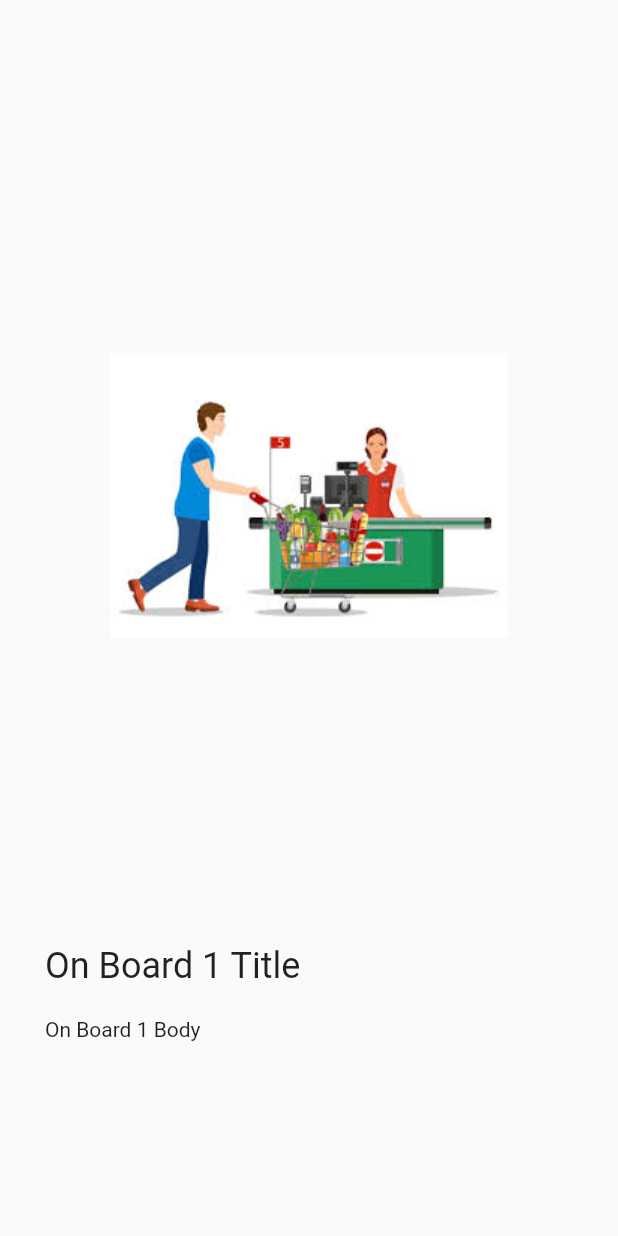
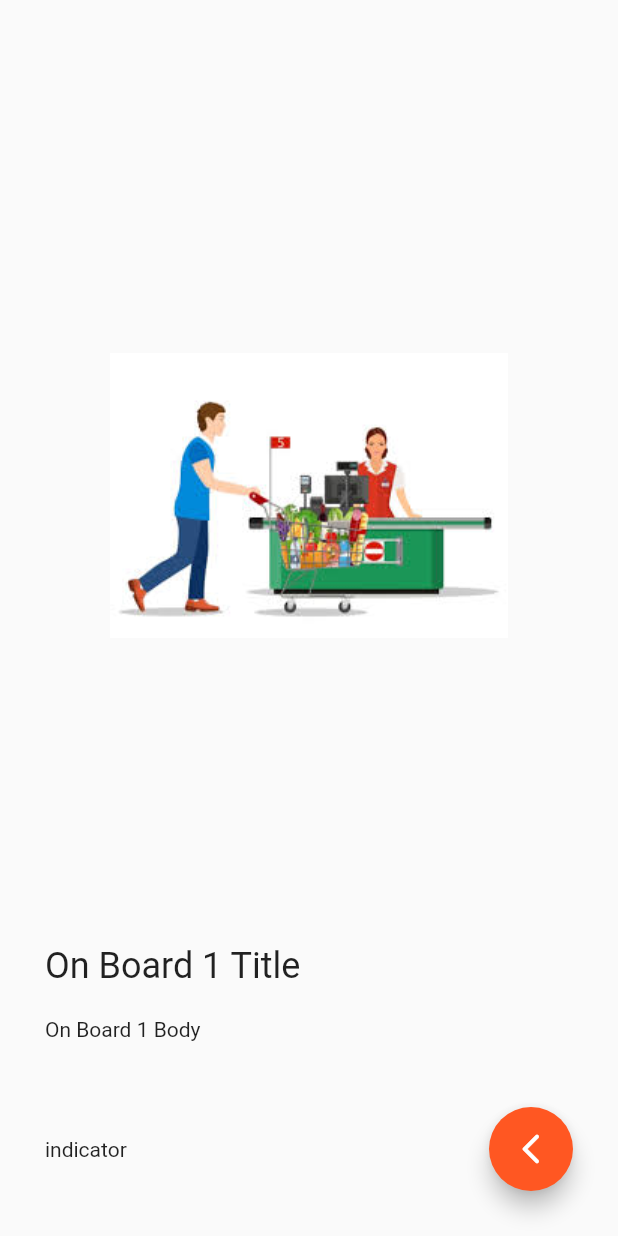
Before and after one commit to MomenAlbash/shopApp, a Flutter app: the screen it shows after launch, on a phone screen of 412 x 824 dp. Run offline on Flutter 3.47's test engine with Material 2 defaults, Android fonts, the phone set to English and light mode, and no system bars.

```diff
--- a/lib/views/onBoardingView.dart
+++ b/lib/views/onBoardingView.dart
@@ -7,9 +7,31 @@ class onBoardingView extends StatelessWidget {
   @override
   Widget build(BuildContext context) {
     return Scaffold(
-      body: PageView.builder(
-        itemCount: 3,
-          itemBuilder:(context, index) => onBoardBodyWidget(),
+      body: Padding(
+        padding: const EdgeInsets.all(30.0),
+        child: Column(
+          children: [
+            Expanded(
+              child: PageView.builder(
+                itemCount: 3,
+                itemBuilder: (context, index) => onBoardBodyWidget(),
+              ),
+            ),
+            Row(
+              children: [
+                const Text(
+                  'indicator',
+                ),
+                Spacer(),
+                FloatingActionButton(
+                  backgroundColor: Colors.deepOrange,
+                  onPressed: () {},
+                  child: const Icon(Icons.arrow_back_ios_new_rounded),
+                ),
+              ],
+            ),
+          ],
+        ),
       ),
     );
   }
--- a/lib/widgets/onBoardBodyWidgets.dart
+++ b/lib/widgets/onBoardBodyWidgets.dart
@@ -8,9 +8,7 @@ class onBoardBodyWidget extends StatelessWidget {
 
   @override
   Widget build(BuildContext context) {
-    return Padding(
-      padding: const EdgeInsets.all(30.0),
-      child: Column(
+    return Column(
       crossAxisAlignment: CrossAxisAlignment.start,
       children: [
         Container(
@@ -29,7 +27,6 @@ class onBoardBodyWidget extends StatelessWidget {
         ),
         const Text('On Board 1 Body'),
       ],
-      ),
     );
   }
 }
```
Also changed, not shown: lib/Models/onBoardModel.dart (added, +11 -0 lines). Lines whose indentation alone changed are shown as unchanged.
